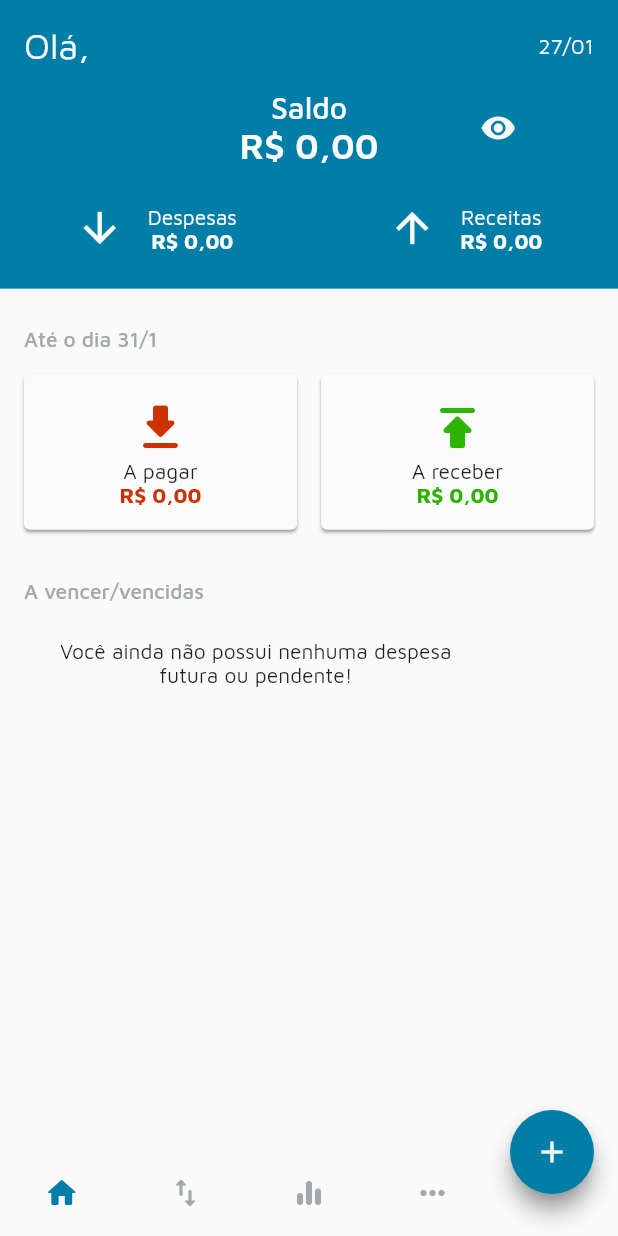
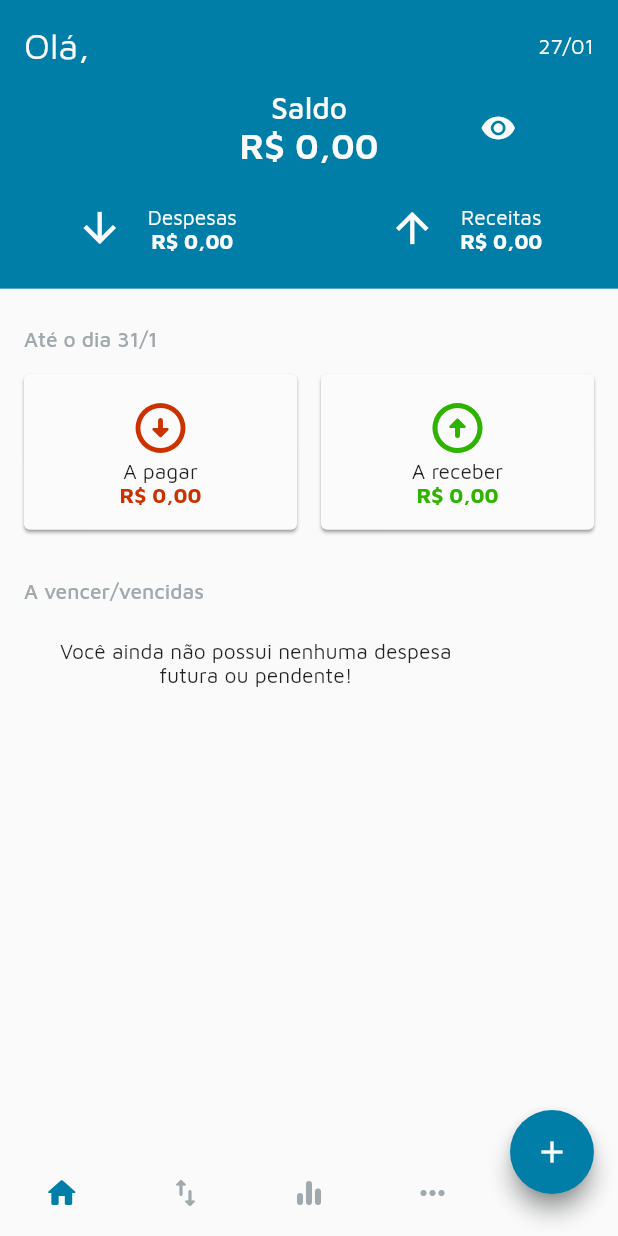
Before and after one commit to proz-tecnologia/PIT01GP08, a Flutter app: the AppPageView screen opened by its route, on a phone screen of 412 x 824 dp. Run offline on Flutter 3.47's test engine with Material 2 defaults, Android fonts, the phone set to English and light mode, and no system bars; our stand-ins replace cloud_firestore, firebase_auth, firebase_core, firebase_storage, fl_chart, flutter_bloc and 4 more; missing offline and left inert: local_auth_android; accounts and stored records are empty.

Commit message:
style: change pending card icons

```diff
--- a/lib/features/page_view/home/widgets/pending_card.dart
+++ b/lib/features/page_view/home/widgets/pending_card.dart
@@ -19,7 +19,7 @@ class PendingCard extends StatelessWidget {
 
   factory PendingCard.expense() {
     return const PendingCard._(
-      icon: Icons.download_rounded,
+      icon: Icons.arrow_circle_down_rounded,
       color: AppColors.expense,
       label: 'A pagar',
     );
@@ -28,7 +28,7 @@ class PendingCard extends StatelessWidget {
   factory PendingCard.income() {
     return const PendingCard._(
       color: AppColors.income,
-      icon: Icons.publish_rounded,
+      icon: Icons.arrow_circle_up_rounded,
       label: 'A receber',
     );
   }
```
